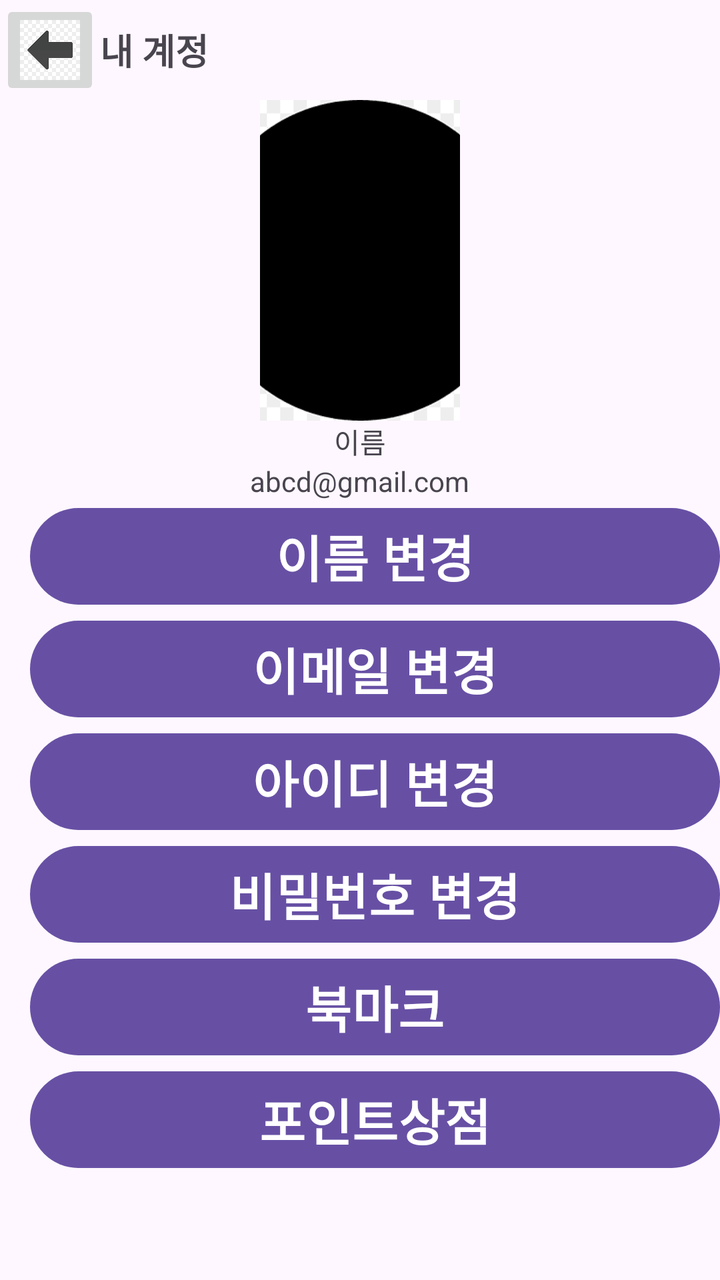
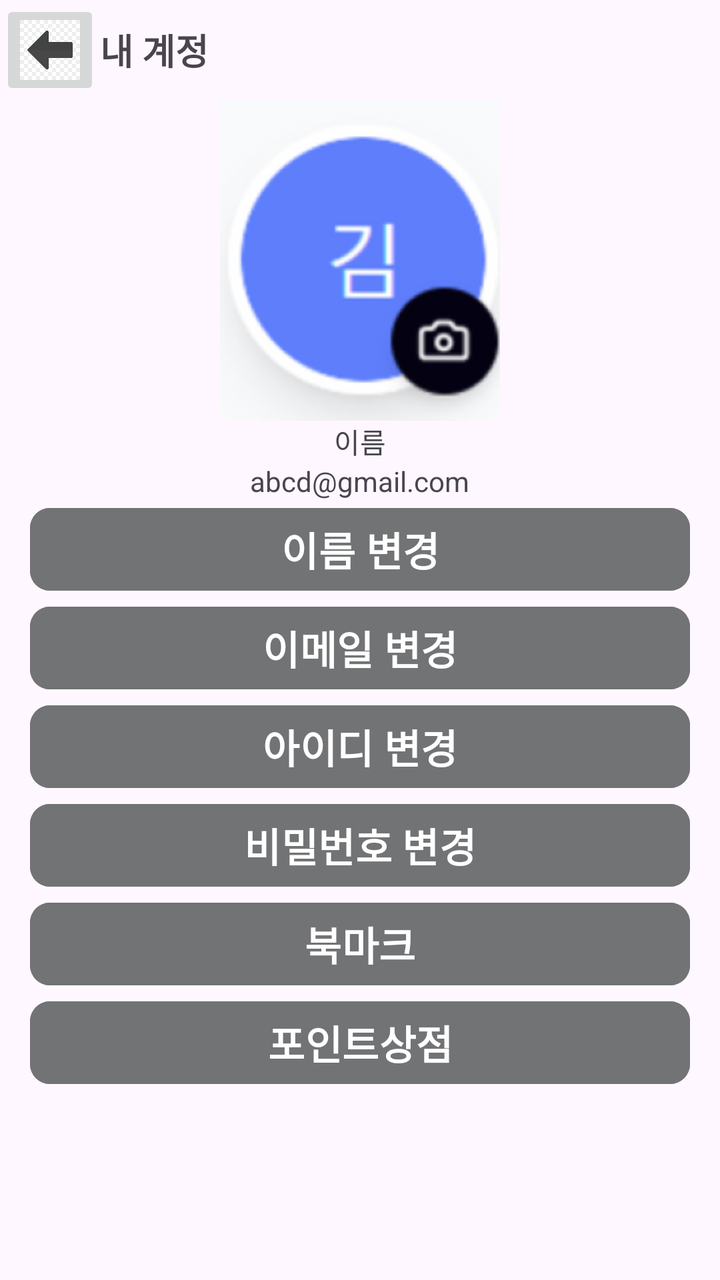

Screens rendered from an Android XML layout before and after an edit, with the pre-edit source and the edit as a unified diff.
<!-- AndroidManifest.xml: application theme Theme.Lostfind -->
<!-- res/layout/myinfo.xml -->
<?xml version="1.0" encoding="utf-8"?>
<LinearLayout xmlns:android="http://schemas.android.com/apk/res/android"
    xmlns:app="http://schemas.android.com/apk/res-auto"
    xmlns:tools="http://schemas.android.com/tools"
    android:id="@+id/main"
    android:layout_width="match_parent"
    android:layout_height="match_parent"
    android:orientation="vertical"
    tools:context=".MainActivity"
    android:visibility="visible">

    <RelativeLayout
        android:layout_width="match_parent"
        android:layout_height="50dp"
        android:orientation="horizontal">

        <ImageButton
            android:id="@+id/imageButton"
            android:layout_width="50dp"
            android:layout_height="50dp"
            android:adjustViewBounds="true"
            android:scaleType="centerCrop"
            android:src="@drawable/left_arrow"
            android:layout_weight="1" />

        <TextView
            android:layout_width="wrap_content"
            android:layout_height="50dp"
            android:layout_alignBottom="@id/imageButton"
            android:layout_toRightOf="@id/imageButton"
            android:text="내 계정"
            android:textSize="18sp"
            android:textStyle="bold"
            android:gravity="center"/>
    </RelativeLayout>

    <LinearLayout
        android:layout_width="match_parent"
        android:layout_height="200dp"
        android:orientation="vertical"
        android:gravity="bottom|center">

        <ImageView
            android:layout_width="100dp"
            android:layout_height="100dp"
            android:scaleType="centerCrop"
            android:adjustViewBounds="true"
            android:src="@drawable/circle"
            android:layout_weight="1" />


        <TextView
            android:layout_width="wrap_content"
            android:layout_height="wrap_content"
            android:text="이름"/>

        <TextView
            android:layout_width="wrap_content"
            android:layout_height="wrap_content"
            android:text="abcd@gmail.com"/>

    </LinearLayout>

    <LinearLayout
        android:layout_width="match_parent"
        android:layout_height="match_parent"
        android:orientation="vertical"
        android:weightSum="100">


        <Button
            android:layout_width="match_parent"
            android:layout_height="wrap_content"
            android:layout_marginLeft="15dp"
            android:text="이름 변경"
            android:textSize="25sp"
            android:textStyle="bold"></Button>

        <Button
            android:layout_width="match_parent"
            android:layout_height="wrap_content"
            android:layout_marginLeft="15dp"
            android:text="이메일 변경"
            android:textSize="25sp"
            android:textStyle="bold"/>

        <Button
            android:layout_width="match_parent"
            android:layout_height="wrap_content"
            android:layout_marginLeft="15dp"
            android:text="아이디 변경"
            android:textSize="25sp"
            android:textStyle="bold"/>

        <Button
            android:layout_width="match_parent"
            android:layout_height="wrap_content"
            android:layout_marginLeft="15dp"
            android:text="비밀번호 변경"
            android:textSize="25sp"
            android:textStyle="bold"/>

        <Button
            android:layout_width="match_parent"
            android:layout_height="wrap_content"
            android:layout_marginLeft="15dp"
            android:text="북마크"
            android:textSize="25sp"
            android:textStyle="bold"/>

        <Button
            android:layout_width="match_parent"
            android:layout_height="wrap_content"
            android:layout_marginLeft="15dp"
            android:text="포인트상점"
            android:textSize="25sp"
            android:textStyle="bold"/>
    </LinearLayout>

</LinearLayout>
<!-- resources referenced by this layout -->
<resources>
  <!-- drawable circle: png bitmap (drawable, 2408 bytes) -->
  <!-- drawable left_arrow: jpg bitmap (drawable, 5456 bytes) -->
  <style name="Theme.Lostfind" parent="Base.Theme.Lostfind" />
  <style name="Base.Theme.Lostfind" parent="Theme.Material3.DayNight.NoActionBar">
          
          
      </style>
</resources>

<!-- the commit's change to res/layout/myinfo.xml (unified diff, before → after) -->
@@ -21,7 +21,8 @@
             android:adjustViewBounds="true"
             android:scaleType="centerCrop"
             android:src="@drawable/left_arrow"
-            android:layout_weight="1" />
+            android:contentDescription="backButton"
+            />
 
         <TextView
             android:layout_width="wrap_content"
@@ -41,11 +42,11 @@
         android:gravity="bottom|center">
 
         <ImageView
-            android:layout_width="100dp"
+            android:layout_width="140dp"
             android:layout_height="100dp"
             android:scaleType="centerCrop"
             android:adjustViewBounds="true"
-            android:src="@drawable/circle"
+            android:src="@drawable/info_icon"
             android:layout_weight="1" />
 
 
@@ -72,49 +73,67 @@
             android:layout_width="match_parent"
             android:layout_height="wrap_content"
             android:layout_marginLeft="15dp"
+            android:layout_marginRight="15dp"
             android:text="이름 변경"
-            android:textSize="25sp"
-            android:textStyle="bold"></Button>
+            android:textSize="20sp"
+            android:textStyle="bold"
+            app:cornerRadius="10dp"
+            android:backgroundTint="@color/gray"/>
 
         <Button
             android:layout_width="match_parent"
             android:layout_height="wrap_content"
             android:layout_marginLeft="15dp"
+            android:layout_marginRight="15dp"
             android:text="이메일 변경"
-            android:textSize="25sp"
-            android:textStyle="bold"/>
+            android:textSize="20sp"
+            android:textStyle="bold"
+            app:cornerRadius="10dp"
+            android:backgroundTint="@color/gray"/>
+
+        <Button
+            android:layout_width="match_parent"
+            android:layout_height="wrap_content"
+            android:layout_marginRight="15dp"
+            android:layout_marginLeft="15dp"
+            android:text="아이디 변경"
+            android:textSize="20sp"
+            android:textStyle="bold"
+            app:cornerRadius="10dp"
+            android:backgroundTint="@color/gray"/>
+
+        <Button
+            android:layout_width="match_parent"
+            android:layout_height="wrap_content"
+            android:layout_marginRight="15dp"
+            android:layout_marginLeft="15dp"
+            android:text="비밀번호 변경"
+            android:textSize="20sp"
+            android:textStyle="bold"
+            app:cornerRadius="10dp"
+            android:backgroundTint="@color/gray"/>
 
         <Button
             android:layout_width="match_parent"
             android:layout_height="wrap_content"
             android:layout_marginLeft="15dp"
-            android:text="아이디 변경"
-            android:textSize="25sp"
-            android:textStyle="bold"/>
+            android:layout_marginRight="15dp"
+            android:text="북마크"
+            android:textSize="20sp"
+            android:textStyle="bold"
+            app:cornerRadius="10dp"
+            android:backgroundTint="@color/gray"/>
 
         <Button
             android:layout_width="match_parent"
             android:layout_height="wrap_content"
             android:layout_marginLeft="15dp"
-            android:text="비밀번호 변경"
-            android:textSize="25sp"
-            android:textStyle="bold"/>
-
-        <Button
-            android:layout_width="match_parent"
-            android:layout_height="wrap_content"
-            android:layout_marginLeft="15dp"
-            android:text="북마크"
-            android:textSize="25sp"
-            android:textStyle="bold"/>
-
-        <Button
-            android:layout_width="match_parent"
-            android:layout_height="wrap_content"
-            android:layout_marginLeft="15dp"
+            android:layout_marginRight="15dp"
             android:text="포인트상점"
-            android:textSize="25sp"
-            android:textStyle="bold"/>
+            android:textSize="20sp"
+            android:textStyle="bold"
+            app:cornerRadius="10dp"
+            android:backgroundTint="@color/gray"/>
     </LinearLayout>
 
 </LinearLayout>
<!-- resource entries referenced after the edit -->
@@ -1,6 +1,7 @@
 <!-- resources referenced by this layout -->
 <resources>
-  <!-- drawable circle: png bitmap (drawable, 2408 bytes) -->
+  <color name="gray">#727375</color>
+  <!-- drawable info_icon: png bitmap (drawable, 35599 bytes) -->
   <!-- drawable left_arrow: jpg bitmap (drawable, 5456 bytes) -->
   <style name="Theme.Lostfind" parent="Base.Theme.Lostfind" />
   <style name="Base.Theme.Lostfind" parent="Theme.Material3.DayNight.NoActionBar">
